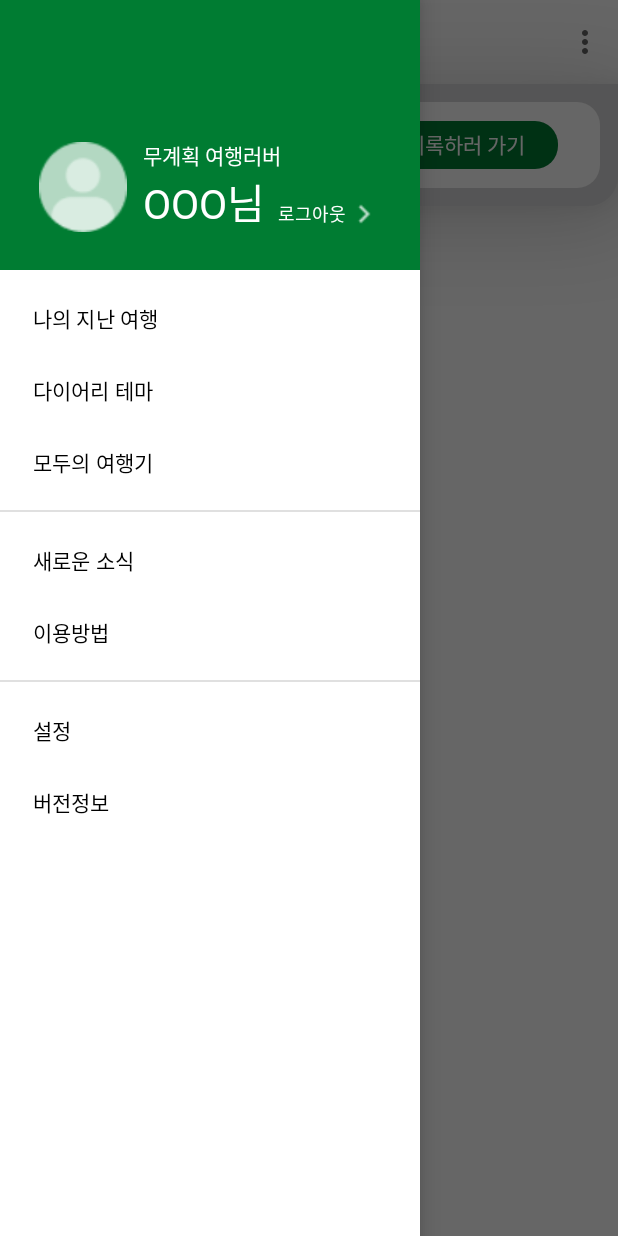
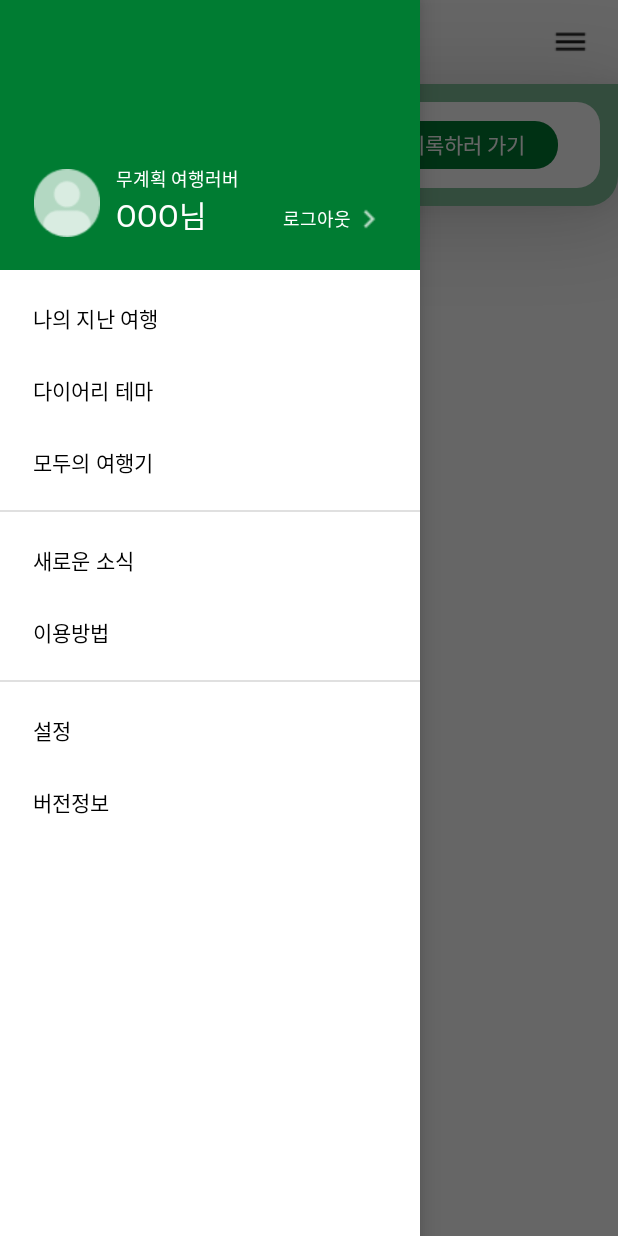
Before and after one commit to zeus6768/android_tripbook, an Android app: the screen it shows after launch (MainActivity), in the side drawer, after a tap on "다이어리 테마", on a phone screen of 412 x 824 dp. Run offline under Robolectric (Android 15) with nearby library versions, the phone set to English and light mode, and no system bars; libraries missing offline, so code that uses them is left out: com.applikeysolutions.cosmocalendar, com.gun0912.tedpermission; plain views replace CircleIndicator3; 2 statements that could not run were skipped.

Commit message:
[trip] add click listeners, camera tedpermission, strings

```diff
--- a/app/src/main/AndroidManifest.xml
+++ b/app/src/main/AndroidManifest.xml
@@ -1,6 +1,8 @@
 <?xml version="1.0" encoding="utf-8"?>
 <manifest xmlns:android="http://schemas.android.com/apk/res/android"
     package="com.olympos.tripbook">
+
+    <uses-permission android:name="android.permission.CAMERA"/>
 
     <application
         android:allowBackup="true"
@@ -18,6 +20,7 @@
                 <category android:name="android.intent.category.LAUNCHER" />
             </intent-filter>
         </activity>
+        <activity android:name=".src.trip.TripActivity"/>
         <activity android:name="com.olympos.tripbook.src.tripcourse.TripcourseActivity"/>
         <activity android:name="com.olympos.tripbook.src.tripcourse.TripcourseRecordActivity"/>
     </application>
--- a/app/src/main/java/com/olympos/tripbook/config/BaseFragment.kt
+++ b/app/src/main/java/com/olympos/tripbook/config/BaseFragment.kt
@@ -14,6 +14,6 @@ open class BaseFragment: Fragment(), View.OnClickListener, BaseDialog.BaseDialog
     }
 
     override fun onCancelClicked() {
-        TODO("Not yet implemented")
+
     }
 }
--- a/app/src/main/java/com/olympos/tripbook/src/home/MainActivity.kt
+++ b/app/src/main/java/com/olympos/tripbook/src/home/MainActivity.kt
@@ -1,5 +1,6 @@
 package com.olympos.tripbook.src.home
 
+import android.content.Intent
 import android.os.Bundle
 import android.view.MenuItem
 import android.widget.Toast
@@ -9,7 +10,9 @@ import com.google.android.material.navigation.NavigationView
 import com.olympos.tripbook.config.BaseActivity
 import com.olympos.tripbook.databinding.ActivityMainBinding
 import android.view.Menu
+import android.view.View
 import com.olympos.tripbook.R
+import com.olympos.tripbook.src.trip.TripActivity
 
 
 class MainActivity : BaseActivity(), NavigationView.OnNavigationItemSelectedListener {
@@ -20,73 +23,70 @@ class MainActivity : BaseActivity(), NavigationView.OnNavigationItemSelectedList
         binding = ActivityMainBinding.inflate(layoutInflater)
         setContentView(binding.root)
 
-        initNavigation()
+        initFragment()
+
 //        initViewpager()
 
-        setSupportActionBar(binding.mainToolbar) // 툴바를 액티비티의 앱바로 지정
-        supportActionBar?.setDisplayHomeAsUpEnabled(true) // 드로어를 꺼낼 홈 버튼 활성화
-        supportActionBar?.setHomeAsUpIndicator(R.drawable.btn_home_menu) // 홈버튼 이미지 변경
-        supportActionBar?.setDisplayShowTitleEnabled(false) // 툴바에 타이틀 안보이게
-        supportActionBar?.setLogo(R.drawable.img_home_logo)
-        supportActionBar?.setDisplayUseLogoEnabled(true)
+        binding.mainDrawerLayout.setDrawerLockMode(DrawerLayout.LOCK_MODE_LOCKED_CLOSED) //스와이프 비활성화
 
-        binding.mainDrawerLayout.setDrawerLockMode(DrawerLayout.LOCK_MODE_LOCKED_CLOSED) //스와이프 비활성화
-        binding.mainLeftNavigationView.setNavigationItemSelectedListener(this) //navigation 리스너
-        binding.mainRightNavigationView.setNavigationItemSelectedListener(this) //navigation 리스너
+        //button 리스너
+        binding.homeLeftDrawerBtn.setOnClickListener(this)
+        binding.homeRightDrawerBtn.setOnClickListener(this)
+        binding.mainContentRecordBtnTv.setOnClickListener(this)
+        //navigation 리스너
+        binding.mainLeftNavigationView.setNavigationItemSelectedListener(this)
+        binding.mainRightNavigationView.setNavigationItemSelectedListener(this)
+
     }
 
-    //toolbar 메뉴 생성
-    override fun onCreateOptionsMenu(menu: Menu?): Boolean {
-        menuInflater.inflate(R.menu.activity_main_left_drawer, menu)
-        menuInflater.inflate(R.menu.activity_main_right_drawer, menu)
-        return true
+    //
+    private fun initFragment() {
+        supportFragmentManager.beginTransaction().replace(R.id.main_content_fl, HomeFragment())
+            .commitAllowingStateLoss()
     }
 
-//    override fun a(item: MenuItem): Boolean {
-//        // Handle item selection
-//        return when (item.itemId) {
-//            R.id.actis-> {
-//                addSomething()
-//                true
-//            }
-//            R.id.action_settings -> {
-//                startSettings()
-//                true
-//            }
-//            else -> super.onOptionsItemSelected(item)
-//        }
+    override fun onClick(v: View?) {
+        super.onClick(v)
+
+        when (v!!.id) {
+            //왼쪽 드로어 open
+            R.id.home_left_drawer_btn ->
+                binding.mainDrawerLayout.openDrawer(GravityCompat.START)
+
+            //오른쪽 드로어 open
+            R.id.home_right_drawer_btn ->
+                binding.mainDrawerLayout.openDrawer(GravityCompat.END)
+
+            //여행 기록하기
+            R.id.main_content_record_btn_tv ->
+                startTripActivity()
+        }
+    }
+
+//    //toolbar 메뉴 생성(add items to the action bar if it is present)
+//    override fun onCreateOptionsMenu(menu: Menu): Boolean {
+//        menuInflater.inflate(R.menu.activity_main_left_drawer, menu)
+////        menuInflater.inflate(R.menu.activity_main_right_drawer, menu)
+//        return true
 //    }
 
-
-    override fun onOptionsItemSelected(item: MenuItem): Boolean {
-        when(item.itemId){
-            android.R.id.home->{ // 메뉴 버튼
-                binding.mainDrawerLayout.openDrawer(GravityCompat.START)    // 네비게이션 드로어 열기
-            }
-            R.id.action_settings->{ // 메뉴 버튼
-                binding.mainDrawerLayout.openDrawer(GravityCompat.END)    // 네비게이션 드로어 열기
-            }
+    //navigation item 별 actions
+    override fun onNavigationItemSelected(item: MenuItem): Boolean {
+        when (item.itemId) {
+            R.id.menu1 -> Toast.makeText(this, "나의 지난 여행", Toast.LENGTH_SHORT).show()
+            R.id.menu2 -> Toast.makeText(this, "다이어리 테마", Toast.LENGTH_SHORT).show()
+            R.id.menu3 -> Toast.makeText(this, "모두의 여행기", Toast.LENGTH_SHORT).show()
+            R.id.menu4 -> Toast.makeText(this, "새로운 소식", Toast.LENGTH_SHORT).show()
+            R.id.menu5 -> Toast.makeText(this, "이용방법", Toast.LENGTH_SHORT).show()
+            R.id.menu6 -> Toast.makeText(this, "설정", Toast.LENGTH_SHORT).show()
+            R.id.menu7 -> Toast.makeText(this, "버전정보", Toast.LENGTH_SHORT).show()
         }
-        return super.onOptionsItemSelected(item)
-    }
-
-    override fun onNavigationItemSelected(item: MenuItem): Boolean {
-        when(item.itemId){
-            R.id.menu1-> Toast.makeText(this,"나의 지난 여행",Toast.LENGTH_SHORT).show()
-            R.id.menu2-> Toast.makeText(this,"다이어리 테마",Toast.LENGTH_SHORT).show()
-            R.id.menu3-> Toast.makeText(this,"모두의 여행기",Toast.LENGTH_SHORT).show()
-            R.id.menu4-> Toast.makeText(this,"새로운 소식",Toast.LENGTH_SHORT).show()
-            R.id.menu5-> Toast.makeText(this,"이용방법",Toast.LENGTH_SHORT).show()
-            R.id.menu6-> Toast.makeText(this,"설정",Toast.LENGTH_SHORT).show()
-            R.id.menu7-> Toast.makeText(this,"버전정보",Toast.LENGTH_SHORT).show()
-        }
-
         return false
     }
 
-    private fun initNavigation() {
-        supportFragmentManager.beginTransaction().replace(R.id.main_content_fl, HomeFragment())
-            .commitAllowingStateLoss()
+    private fun startTripActivity() {
+        val intent = Intent(this, TripActivity::class.java)
+        startActivity(intent)
     }
 
 //    private fun initViewpager() {
@@ -97,15 +97,5 @@ class MainActivity : BaseActivity(), NavigationView.OnNavigationItemSelectedList
 //        binding.mainContentVp.orientation = ViewPager2.ORIENTATION_HORIZONTAL
 //        binding.mainContentCi.setViewPager(binding.mainContentVp)
 //    }
-//
-//    override fun onClick(v: View?) {
-//        super.onClick(v)
-//        //여행 기록하기
-//        val tripVP = TripViewpagerAdapter(this)
-//        if (v == binding.mainContentRecordBtnTv) {
-//
-//            tripVP.addFragment(fragment)
-//            Toast.makeText(this, "여행기록하기", Toast.LENGTH_SHORT).show()
-//        }
-//    }
+
 }
--- /dev/null
+++ b/app/src/main/java/com/olympos/tripbook/src/trip/TripActivity.kt
@@ -0,0 +1,134 @@
+package com.olympos.tripbook.src.trip
+
+import android.content.Intent
+import android.graphics.Color
+import android.os.Bundle
+import android.util.Log
+import android.view.View
+import com.applikeysolutions.cosmocalendar.selection.OnDaySelectedListener
+import com.applikeysolutions.cosmocalendar.selection.RangeSelectionManager
+import com.olympos.tripbook.R
+import com.olympos.tripbook.config.BaseActivity
+import com.olympos.tripbook.databinding.ActivityTripBinding
+import com.olympos.tripbook.src.home.MainActivity
+import android.widget.TextView
+import android.widget.Toast
+import androidx.core.app.ActivityCompat
+import androidx.core.content.ContextCompat
+import com.gun0912.tedpermission.PermissionListener
+import com.gun0912.tedpermission.TedPermission
+
+
+class TripActivity : BaseActivity() {
+    private lateinit var binding: ActivityTripBinding
+
+    override fun onCreate(savedInstanceState: Bundle?) {
+        super.onCreate(savedInstanceState)
+        binding = ActivityTripBinding.inflate(layoutInflater)
+        setContentView(binding.root)
+
+        initView()
+        settingPermission()
+
+        //click 리스너
+        binding.tripTopbarLayout.topbarBackIb.setOnClickListener(this)
+        binding.tripTopbarLayout.topbarSubbuttonIb.setOnClickListener(this)
+        binding.tripThemeTheme1Ll.setOnClickListener(this)
+        binding.tripThemeTheme2Ll.setOnClickListener(this)
+        binding.tripThemeTheme3Ll.setOnClickListener(this)
+        binding.tripThemeTheme4Ll.setOnClickListener(this)
+
+
+//        binding.tripCalendarCv.isShowDaysOfWeekTitle = false
+//        binding.tripCalendarCv.selectionManager = RangeSelectionManager(OnDaySelectedListener {
+//            Log.e(" CALENDAR ", "========== setSelectionManager ==========")
+//            Log.e(" CALENDAR ", "Selected Dates : " + binding.tripCalendarCv.selectedDates.size)
+//            if (binding.tripCalendarCv.selectedDates.size <= 0) return@OnDaySelectedListener
+//            Log.e(" CALENDAR ", "Selected Days : " + binding.tripCalendarCv.selectedDays)
+//        })
+
+    }
+
+    private fun initView() {
+        binding.tripTopbarLayout.topbarTitleTv.text = "여행 기록하기"
+        binding.tripTopbarLayout.topbarSubtitleTv.visibility = View.GONE
+        binding.tripTopbarLayout.topbarSubbuttonIb.visibility = View.GONE
+    }
+
+    override fun onClick(v: View?) {
+        super.onClick(v)
+
+        when (v!!.id) {
+            R.id.topbar_back_ib ->
+                startMainActivity()
+            R.id.topbar_subbutton_ib ->
+                startMainActivity()
+            R.id.trip_theme_theme1_ll, R.id.trip_theme_theme2_ll, R.id.trip_theme_theme3_ll ->
+                themeSelected(v)
+            R.id.trip_theme_theme4_ll ->
+                Toast.makeText(this, "추후 추가 예정", Toast.LENGTH_SHORT).show()
+        }
+    }
+
+    //테마 선택 시 글씨색 변경 및 테두리색 변경(추가 전)
+    private fun themeSelected(v: View?) {
+        Log.d("click listener", "themeSelect")
+        when (v!!.id) {
+            R.id.trip_theme_theme1_ll -> {
+                binding.tripThemeTheme1Tv.setTextColor(
+                    ContextCompat.getColor(
+                        this,
+                        R.color.tripbook_main_1
+                    )
+                )
+                binding.tripThemeTheme2Tv.setTextColor(ContextCompat.getColor(this, R.color.gray))
+                binding.tripThemeTheme3Tv.setTextColor(ContextCompat.getColor(this, R.color.gray))
+            }
+            R.id.trip_theme_theme2_ll -> {
+                binding.tripThemeTheme1Tv.setTextColor(ContextCompat.getColor(this, R.color.gray))
+                binding.tripThemeTheme2Tv.setTextColor(
+                    ContextCompat.getColor(
+                        this,
+                        R.color.tripbook_main_1
+                    )
+                )
+                binding.tripThemeTheme3Tv.setTextColor(ContextCompat.getColor(this, R.color.gray))
+            }
+            R.id.trip_theme_theme3_ll -> {
+                binding.tripThemeTheme1Tv.setTextColor(ContextCompat.getColor(this, R.color.gray))
+                binding.tripThemeTheme2Tv.setTextColor(ContextCompat.getColor(this, R.color.gray))
+                binding.tripThemeTheme3Tv.setTextColor(
+                    ContextCompat.getColor(
+                        this,
+                        R.color.tripbook_main_1
+                    )
+                )
+            }
+        }
+    }
+
+    private fun startMainActivity() {
+        val intent = Intent(this, MainActivity::class.java)
+        startActivity(intent)
+    }
+
+    fun settingPermission(){
+        var permissionListener = object : PermissionListener {
+            //            어떠한 형식을 상속받는 익명 클래스의 객체를 생성하기 위해 다음과 같이 작성
+            override fun onPermissionGranted() {
+                Toast.makeText(this@TripActivity, "권한 허가", Toast.LENGTH_SHORT).show()
+            }
+
+            override fun onPermissionDenied(deniedPermissions: MutableList<String>?) {
+                Toast.makeText(this@TripActivity, "권한 거부", Toast.LENGTH_SHORT).show()
+            }
+        }
+
+        TedPermission.with(this)
+            .setPermissionListener(permissionListener)
+            .setRationaleMessage("카메라 사진 권한 필요")
+            .setDeniedMessage("카메라 권한 요청 거부")
+            .setPermissions(android.Manifest.permission.CAMERA)
+            .check()
+    }
+}
--- a/app/src/main/res/drawable/bg_home_trip_record.xml
+++ b/app/src/main/res/drawable/bg_home_trip_record.xml
@@ -4,7 +4,7 @@
     <item>
         <shape
             android:shape="rectangle">
-            <solid android:color="@color/search"/>
+            <solid android:color="@color/tripbook_sub_1"/>
             <corners
                 android:bottomLeftRadius="20dp"
                 android:bottomRightRadius="20dp"/>
--- a/app/src/main/res/drawable/bg_main_searchtab.xml
+++ b/app/src/main/res/drawable/bg_main_searchtab.xml
@@ -1,7 +1,7 @@
 <?xml version="1.0" encoding="utf-8"?>
 <shape xmlns:android="http://schemas.android.com/apk/res/android"
     android:shape="rectangle">
-    <solid android:color="@color/search"/>
+    <solid android:color="@color/tripbook_sub_1"/>
     <corners
         android:radius="20dp"/>
     <padding
--- a/app/src/main/res/drawable/bg_trip_graybackground.xml
+++ b/app/src/main/res/drawable/bg_trip_graybackground.xml
@@ -6,7 +6,7 @@
         android:radius="15dp"/>
     <padding
         android:top="10dp"
-        android:left="180dp"
-        android:right="180dp"
+        android:left="20dp"
+        android:right="20dp"
         android:bottom="10dp"/>
 </shape>
--- a/app/src/main/res/layout/activity_main.xml
+++ b/app/src/main/res/layout/activity_main.xml
@@ -1,12 +1,12 @@
 <?xml version="1.0" encoding="utf-8"?><!--최상위 레이아웃. DrawerLayout-->
-<androidx.drawerlayout.widget.DrawerLayout xmlns:android="http://schemas.android.com/apk/res/android"
+<androidx.drawerlayout.widget.DrawerLayout
+    xmlns:android="http://schemas.android.com/apk/res/android"
     xmlns:app="http://schemas.android.com/apk/res-auto"
     xmlns:tools="http://schemas.android.com/tools"
     android:id="@+id/main_drawer_layout"
     android:layout_width="match_parent"
     android:layout_height="match_parent"
-    android:fitsSystemWindows="true"
-    tools:openDrawer="end">
+    android:fitsSystemWindows="true">
 
     <!--메인 레이아웃(툴바, 메뉴바, 콘텐츠) -->
     <LinearLayout
@@ -15,11 +15,39 @@
         android:orientation="vertical">
 
         <!-- 툴바 -->
-        <androidx.appcompat.widget.Toolbar
-            android:id="@+id/main_toolbar"
+        <androidx.constraintlayout.widget.ConstraintLayout
             android:layout_width="match_parent"
-            android:layout_height="?attr/actionBarSize"
-            android:background="@color/transparent" />
+            android:layout_height="?attr/actionBarSize">
+
+            <ImageView
+                android:id="@+id/home_left_drawer_btn"
+                android:layout_width="wrap_content"
+                android:layout_height="wrap_content"
+                android:src="@drawable/btn_home_menu"
+                android:layout_marginStart="20dp"
+                app:layout_constraintTop_toTopOf="parent"
+                app:layout_constraintBottom_toBottomOf="parent"
+                app:layout_constraintStart_toStartOf="parent" />
+
+            <ImageView
+                android:layout_width="wrap_content"
+                android:layout_height="wrap_content"
+                android:src="@drawable/img_home_logo"
+                app:layout_constraintTop_toTopOf="parent"
+                app:layout_constraintStart_toStartOf="parent"
+                app:layout_constraintEnd_toEndOf="parent"
+                app:layout_constraintBottom_toBottomOf="parent"/>
+
+            <ImageView
+                android:id="@+id/home_right_drawer_btn"
+                android:layout_width="wrap_content"
+                android:layout_height="wrap_content"
+                android:src="@drawable/btn_home_menu"
+                android:layout_marginEnd="20dp"
+                app:layout_constraintTop_toTopOf="parent"
+                app:layout_constraintBottom_toBottomOf="parent"
+                app:layout_constraintEnd_toEndOf="parent"/>
+        </androidx.constraintlayout.widget.ConstraintLayout>
 
         <!-- 여행기록하기 메뉴바 -->
         <androidx.constraintlayout.widget.ConstraintLayout
@@ -96,7 +124,6 @@
                 android:layout_height="40dp"
                 android:layout_gravity="bottom"/>
         </FrameLayout>
-
     </LinearLayout>
 
     <!--자식 레이아웃. Navigation Drawer-->
@@ -114,6 +141,5 @@
         android:layout_width="wrap_content"
         android:layout_height="match_parent"
         android:layout_gravity="end"
-        app:headerLayout="@layout/activity_main_right_drawer_header"
-        app:menu="@menu/activity_main_right_drawer" />
+        app:headerLayout="@layout/activity_main_right_drawer_header" />
 </androidx.drawerlayout.widget.DrawerLayout>
--- a/app/src/main/res/layout/activity_main_left_drawer_header.xml
+++ b/app/src/main/res/layout/activity_main_left_drawer_header.xml
@@ -5,12 +5,12 @@
     android:layout_width="match_parent"
     android:layout_height="180dp"
     android:background="@color/tripbook_main_1"
-    android:padding="25dp">
+    android:padding="22dp">
 
     <ImageView
         android:id="@+id/main_drawer_header_profile_iv"
-        android:layout_width="60dp"
-        android:layout_height="60dp"
+        android:layout_width="45dp"
+        android:layout_height="45dp"
         android:src="@drawable/img_home_profile"
         app:layout_constraintEnd_toStartOf="@id/main_drawer_header_comment_tv"
         app:layout_constraintStart_toStartOf="parent"
@@ -23,6 +23,7 @@
         android:fontFamily="@font/notosans_kr_medium"
         android:includeFontPadding="false"
         android:text="무계획 여행러버"
+        android:textSize="12sp"
         android:textColor="@color/white"
         android:layout_marginStart="10dp"
         app:layout_constraintBottom_toTopOf="@id/main_drawer_header_name_tv"
@@ -33,7 +34,7 @@
         android:layout_width="wrap_content"
         android:layout_height="wrap_content"
         android:text="OOO님"
-        android:textSize="27sp"
+        android:textSize="20sp"
         android:textColor="@color/white"
         android:fontFamily="@font/notosans_kr_bold"
         android:includeFontPadding="false"
@@ -61,10 +62,6 @@
             android:layout_height="wrap_content"
             android:src="@drawable/btn_home_more"
             android:layout_gravity="center_vertical"/>
-
     </androidx.appcompat.widget.LinearLayoutCompat>
 
-
-
-
 </androidx.constraintlayout.widget.ConstraintLayout>
--- a/app/src/main/res/layout/activity_main_right_drawer_header.xml
+++ b/app/src/main/res/layout/activity_main_right_drawer_header.xml
@@ -56,6 +56,7 @@
             android:layout_width="wrap_content"
             android:layout_height="wrap_content"
             android:hint="S E A R C H                                    "
+            android:inputType="text"
             android:textColor="@color/white"
             android:textColorHint="@color/white"
             android:textSize="12sp"
--- a/app/src/main/res/layout/layout_nextstep_base.xml
+++ b/app/src/main/res/layout/layout_nextstep_base.xml
@@ -16,7 +16,7 @@
         android:layout_height="wrap_content"
         android:background="@drawable/bg_main_greenbtn"
         android:text="다음 단계로 이동"
-        android:textSize="18sp"
+        android:textSize="15sp"
         android:textColor="@color/white"
         android:fontFamily="@font/notosans_kr_regular"
         android:includeFontPadding="false"
@@ -26,5 +26,5 @@
         android:paddingTop="10dp"
         android:paddingBottom="10dp"
         android:layout_marginTop="20dp"
-        android:layout_marginBottom="20dp"/>
+        android:layout_marginBottom="50dp"/>
 </LinearLayout>
--- a/app/src/main/res/menu/activity_main_right_drawer.xml
+++ b/app/src/main/res/menu/activity_main_right_drawer.xml
@@ -4,7 +4,7 @@
     xmlns:tools="http://schemas.android.com/tools"
     tools:showIn="navigation_view">
     <item
-        android:id="@+id/action_settings"
+        android:id="@+id/menu_hashtag"
         android:title="해시태그"
         app:showAsAction="never"/>
 </menu>
--- a/app/src/main/res/values/colors.xml
+++ b/app/src/main/res/values/colors.xml
@@ -9,6 +9,7 @@
     <color name="white">#FFFFFFFF</color>
     <color name="gray">#DFDFDF</color>
     <color name="transparent">#00000000</color>
+    <color name="red">#FF0000</color>
 
     <color name="tripbook_main_1">#FF007C32</color>
     <color name="tripbook_main_2">#B3007C32</color>
--- a/settings.gradle
+++ b/settings.gradle
@@ -4,6 +4,7 @@ dependencyResolutionManagement {
         google()
         mavenCentral()
         jcenter() // Warning: this repository is going to shut down soon
+        maven { url "https://jitpack.io" }
     }
 }
 rootProject.name = "TripBook"
```
Also changed, not shown: app/build.gradle (+7 -0 lines), app/src/main/res/layout/activity_trip.xml (+111 -65 lines), app/src/main/res/layout/layout_topbar_base.xml (+23 -33 lines), app/src/main/res/values/strings.xml (+13 -0 lines).
